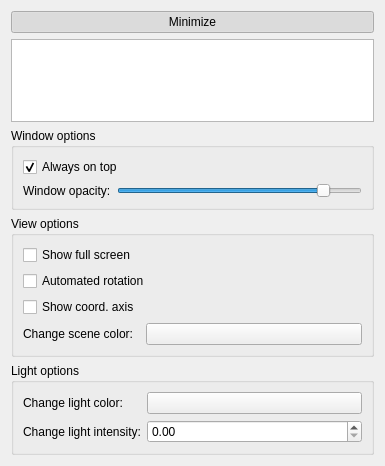
Before: the Qt Designer form MNE/disp3D/control/control3dwidget.ui in mne-tools/mne-cpp, drawn with Qt 5.
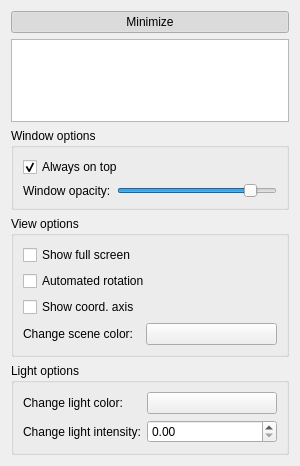
After: the same form once the commit is applied.

```diff
--- a/MNE/disp3D/control/control3dwidget.ui
+++ b/MNE/disp3D/control/control3dwidget.ui
@@ -6,12 +6,12 @@
    <rect>
     <x>0</x>
     <y>0</y>
-    <width>385</width>
+    <width>300</width>
     <height>466</height>
    </rect>
   </property>
   <property name="sizePolicy">
-   <sizepolicy hsizetype="Expanding" vsizetype="Expanding">
+   <sizepolicy hsizetype="Preferred" vsizetype="Preferred">
     <horstretch>0</horstretch>
     <verstretch>0</verstretch>
    </sizepolicy>
@@ -22,6 +22,12 @@
     <height>0</height>
    </size>
   </property>
+  <property name="maximumSize">
+   <size>
+    <width>300</width>
+    <height>16777215</height>
+   </size>
+  </property>
   <property name="windowTitle">
    <string>3D Control</string>
   </property>
```
